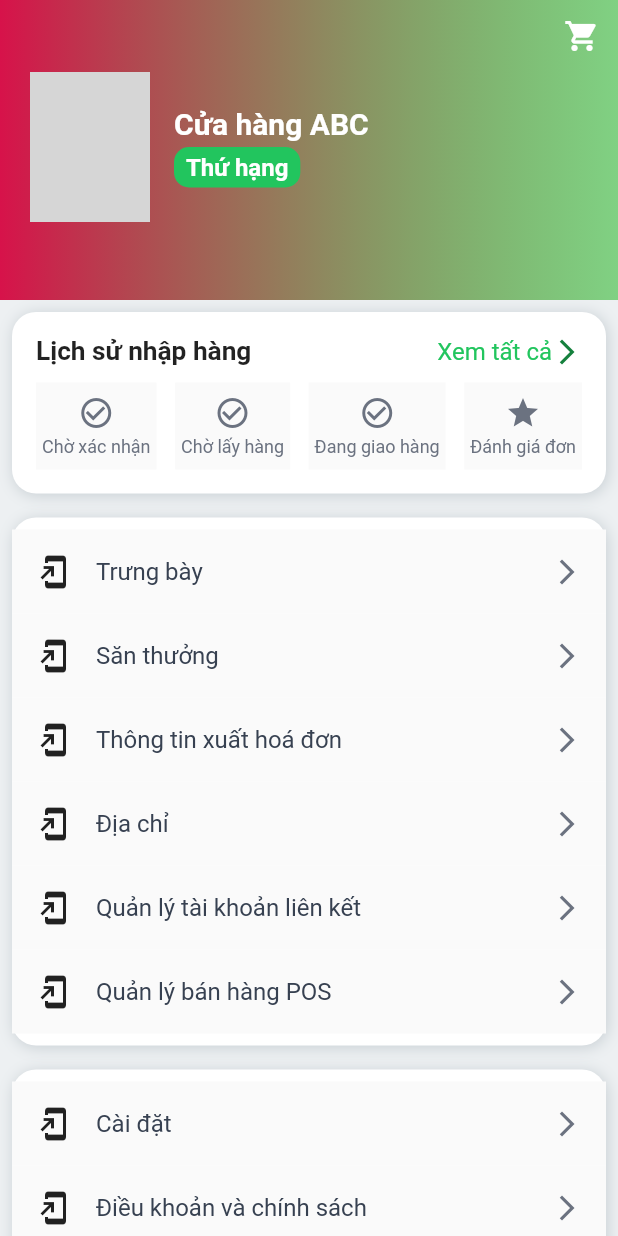
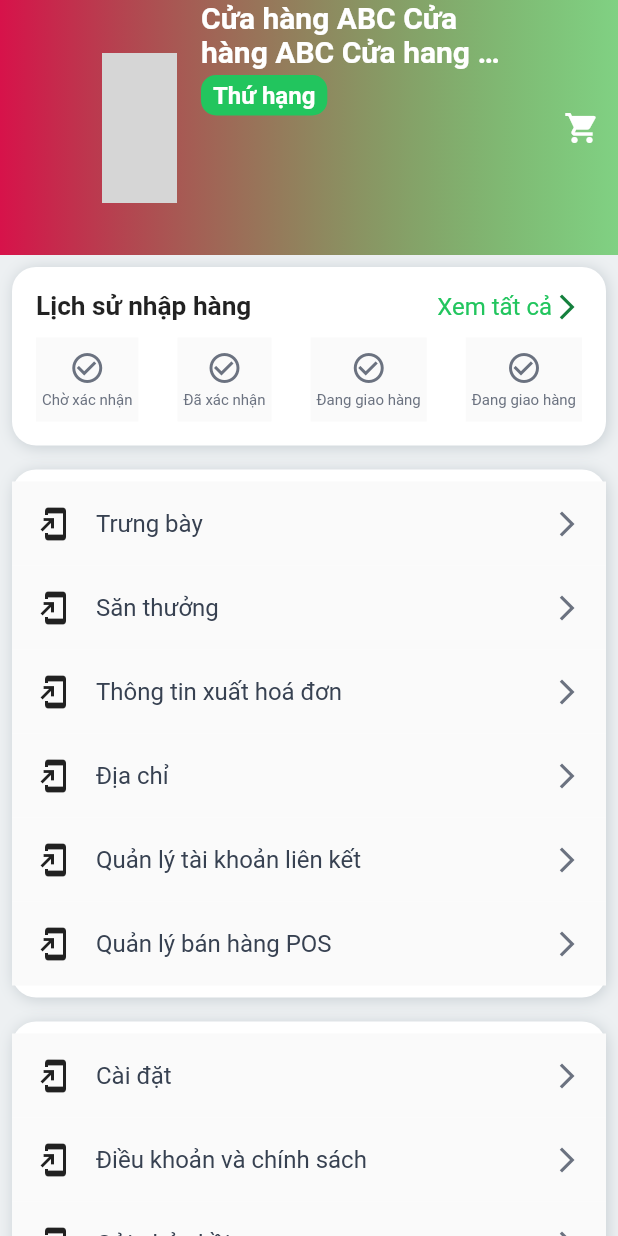
Before and after one commit to trieuvanson/lixshop, a Flutter app: the ProfileScreen screen opened directly, after a tap on the "shopping cart" icon, on a phone screen of 412 x 824 dp. Run offline on Flutter 3.47's test engine with Material 2 defaults, Android fonts, the phone set to English and light mode, and no system bars; our stand-ins replace bottom_navy_bar, carousel_slider, dropdown_button2, flutter_rating_bar, get, google_nav_bar and 6 more; missing offline and left inert: expand_widget; accounts and stored records are empty; network calls fail; project files that could hold a hidden picture were left out; grey boxes are pictures that could not be loaded.

Commit message:
anh Khanh

```diff
--- a/lib/screens/profile/profile_screen.dart
+++ b/lib/screens/profile/profile_screen.dart
@@ -56,7 +56,7 @@ class _ProfileScreenState extends State<ProfileScreen>
         physics: const BouncingScrollPhysics(),
         slivers: [
           SliverPersistentHeader(
-            delegate: SliverHeaderBar(expandedHeight: 200),
+            delegate: SliverHeaderBar(expandedHeight:170),
             pinned: false,
           ),
           SliverToBoxAdapter(
@@ -126,13 +126,14 @@ class _ProfileScreenState extends State<ProfileScreen>
                                     title: "Chờ xác nhận",
                                     icon: Icons.check_circle_outline),
                                 _HistoryItem(
-                                    title: "Chờ lấy hàng",
+                                    title: "Đã xác nhận",
                                     icon: Icons.check_circle_outline),
                                 _HistoryItem(
                                     title: "Đang giao hàng",
                                     icon: Icons.check_circle_outline),
                                 _HistoryItem(
-                                    title: "Đánh giá đơn", icon: Icons.star),
+                                    title: "Đang giao hàng",
+                                    icon: Icons.check_circle_outline),
                               ],
                             ),
                           ],
@@ -267,21 +268,10 @@ class SliverHeaderBar extends SliverPersistentHeaderDelegate {
                   ],
                 ),
               ),
-              child: Column(
-                children: [
-                  Row(
+              child: Row(
                     crossAxisAlignment: CrossAxisAlignment.center,
                     mainAxisAlignment: MainAxisAlignment.end,
                     children: [
-                      SizedBox(
-                        child: IconButton(
-                          onPressed: () {},
-                          icon: const Icon(Icons.shopping_cart,
-                              color: Colors.white),
-                        ),
-                      ),
-                    ],
-                  ),
                       InkWell(
                         onTap: () {
                           Get.to(
@@ -291,15 +281,13 @@ class SliverHeaderBar extends SliverPersistentHeaderDelegate {
                           );
                         },
                         child: Container(
-                      padding: const EdgeInsets.symmetric(horizontal: 20),
-                      child: Column(
-                        mainAxisAlignment: MainAxisAlignment.start,
-                        children: [
+                          padding: const EdgeInsets.symmetric(horizontal: 30),
+                          child:
                               Row(
                                 mainAxisAlignment: MainAxisAlignment.start,
                                 children: [
                                   const SizedBox(
-                                width: 80,
+                                    width: 50,
                                     child: CircleAvatar(
                                       radius: 50,
                                       backgroundImage: NetworkImage(
@@ -313,8 +301,12 @@ class SliverHeaderBar extends SliverPersistentHeaderDelegate {
                                     crossAxisAlignment: CrossAxisAlignment.start,
                                     children: [
                                       const SizedBox(
+                                        width: 200,
                                         child: Text(
-                                      "Cửa hàng ABC",
+                                          "Cửa hàng ABC Cửa hàng ABC Cửa hang ABC cua",
+                                          softWrap: true,
+                                          maxLines: 2,
+                                          overflow: TextOverflow.ellipsis,
                                           style: TextStyle(
                                             color: Colors.white,
                                             fontSize: 20,
@@ -347,12 +339,19 @@ class SliverHeaderBar extends SliverPersistentHeaderDelegate {
                                   )
                                 ],
                               )
+                        ),
+                      ),
+                      SizedBox(
+                        child: IconButton(
+                          onPressed: () {},
+                          icon: const Icon(Icons.shopping_cart,
+                              color: Colors.white),
+                        ),
+                      ),
                     ],
                   ),
-                    ),
-                  )
-                ],
-              ),
+
+
             ),
             // Positioned(
             //   top: expandedHeight / 2 - shrinkOffset,
@@ -414,7 +413,7 @@ class _HistoryItem extends StatelessWidget {
                   title,
                   style: const TextStyle(
                     color: Vx.gray500,
-                    fontSize: 12,
+                    fontSize: 10,
                   ),
                 ),
               ],
```
Lines whose indentation alone changed are shown as unchanged.
